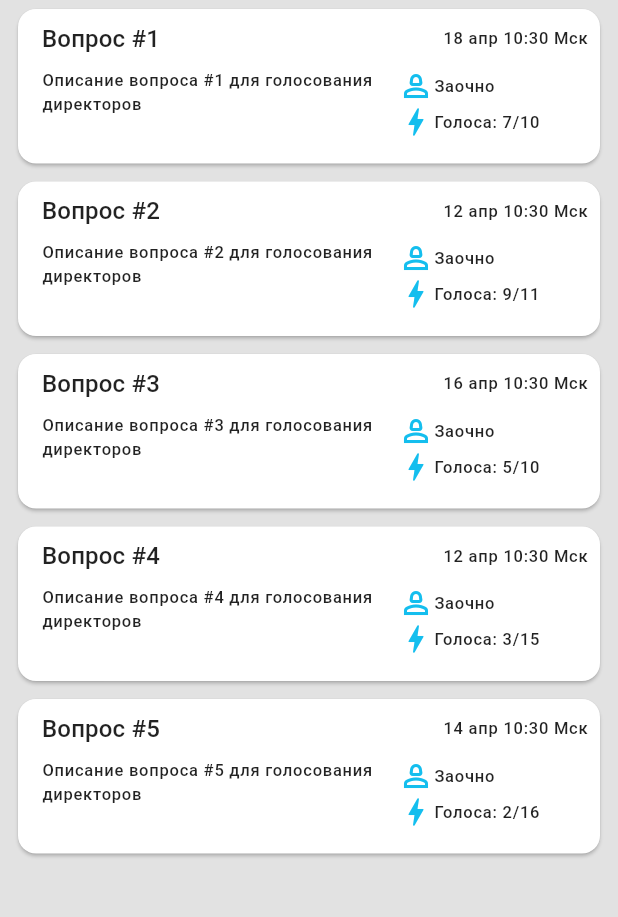
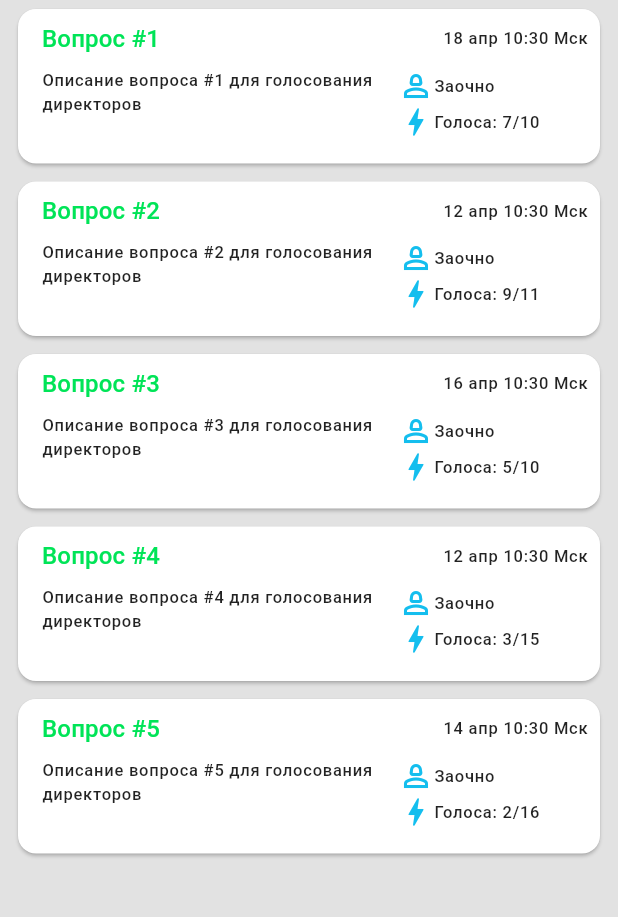
Before and after one commit to F1TU3S17/tns_voting_service_app, a Flutter app: the HistoryPage screen opened by its route, on a phone screen of 412 x 824 dp, the part 84-1001 px from its top. Run offline on Flutter 3.47's test engine with Material 3 defaults, Android fonts, the phone set to English and light mode, and no system bars; our stand-ins replace flutter_secure_storage, hive_flutter; accounts and stored records are empty.

Commit message:
fix: обновление темы и высоты навигационной панели

```diff
--- a/lib/nav_bar/presentation/widgets/current_screen_widget.dart
+++ b/lib/nav_bar/presentation/widgets/current_screen_widget.dart
@@ -12,7 +12,7 @@ class CurrentAppScreenWidget extends StatelessWidget {
     final NavbarModel model = NavbarModelProvider.of(context)!.model;
     return Scaffold(
       bottomNavigationBar: NavigationBar(
-        height: 60,
+        height: 70,
         destinations: [
           NavigationDestination(icon: Icon(Icons.how_to_vote_outlined), label: 'Главная'),
           NavigationDestination(icon: Icon(Icons.person_outline), label: 'Профиль'),
--- a/lib/theme/theme.dart
+++ b/lib/theme/theme.dart
@@ -11,39 +11,18 @@ abstract class AppTheme {
   );
   // Цвета для темной темы
   static const Color darkPrimaryColor = Color(0xFF1F1F1F);
-  static const Color darkSecondaryColor = Color(0xFF2D2D2D);
-  static const Color darkAccentColor = Color(0xFF6A42F4);
+  static const Color darkSecondaryColor = Color(0xFF6FFF29);
+  static const Color darkAccentColor = Color(0xff6fff29);
   static const Color darkBackgroundColor = Color(0xFF121212);
   static const Color darkCardColor = Color(0xFF252525);
   static const Color darkTextColor = Color(0xFFF5F5F5);
   static const Color darkSubtitleColor = Color(0xFFB0B0B0);
 
-  // Градиенты для темной темы
-  static const LinearGradient primaryGradient = LinearGradient(
-    colors: [Color(0xFF000000), Color(0xFF1A1A40)],
-    begin: Alignment.topLeft,
-    end: Alignment.bottomRight,
-  );
-
-  static const LinearGradient secondaryGradient = LinearGradient(
-    colors: [Color(0xFF000000), Color(0xFF1A1A40)],
-    begin: Alignment.topLeft,
-    end: Alignment.bottomRight,
-  );
-
-  static const LinearGradient accentGradient = LinearGradient(
-    colors: [Color(0xFF000000), Color(0xFF1A1A40)],
-    begin: Alignment.topCenter,
-    end: Alignment.bottomCenter,
-  );
 
   static final LinearGradient gradientDark = LinearGradient(
     begin: Alignment.centerLeft,
     end: Alignment.centerRight,
-    colors: [
-      Color(0xFF000000),
-      Color(0xFF1A1A40),
-    ],
+    colors: [Color(0x66000000), Color(0x661A1A40)],
   );
 
   static ThemeData ligthTheme = ThemeData(
@@ -129,6 +108,7 @@ abstract class AppTheme {
         ),
         labelLarge: TextStyle(
           fontSize: 16,
+          color: Color(0xFF00E457),
         ),
       ));
 
@@ -153,7 +133,7 @@ abstract class AppTheme {
       ),
     ),
     iconTheme: IconThemeData(
-      color: darkAccentColor.withAlpha(120)
+      color: darkAccentColor,
     ),
     switchTheme: SwitchThemeData(
       thumbColor: WidgetStateProperty.resolveWith<Color>((states) {
@@ -191,7 +171,7 @@ abstract class AppTheme {
       bodyLarge: TextStyle(fontSize: 16, fontWeight: FontWeight.normal, color: darkTextColor),
       bodyMedium: TextStyle(fontSize: 14, fontWeight: FontWeight.normal, color: darkTextColor),
       bodySmall: TextStyle(fontSize: 12, fontWeight: FontWeight.normal, color: darkSubtitleColor),
-      labelLarge: TextStyle(fontSize: 16, color: darkTextColor),
+      labelLarge: TextStyle(fontSize: 16, color: darkAccentColor),
     ),
     elevatedButtonTheme: ElevatedButtonThemeData(
       style: ElevatedButton.styleFrom(
@@ -203,7 +183,10 @@ abstract class AppTheme {
       ),
     ),
     navigationBarTheme: NavigationBarThemeData(
-      indicatorColor: darkAccentColor.withAlpha(55),
+      indicatorColor: darkAccentColor,
+      backgroundColor: darkPrimaryColor.withAlpha(25),
+      elevation: 0,
+      labelBehavior: NavigationDestinationLabelBehavior.alwaysShow,
     ),
     progressIndicatorTheme: const ProgressIndicatorThemeData(
       color: darkAccentColor,
```
Also changed, not shown: 1 other file.
